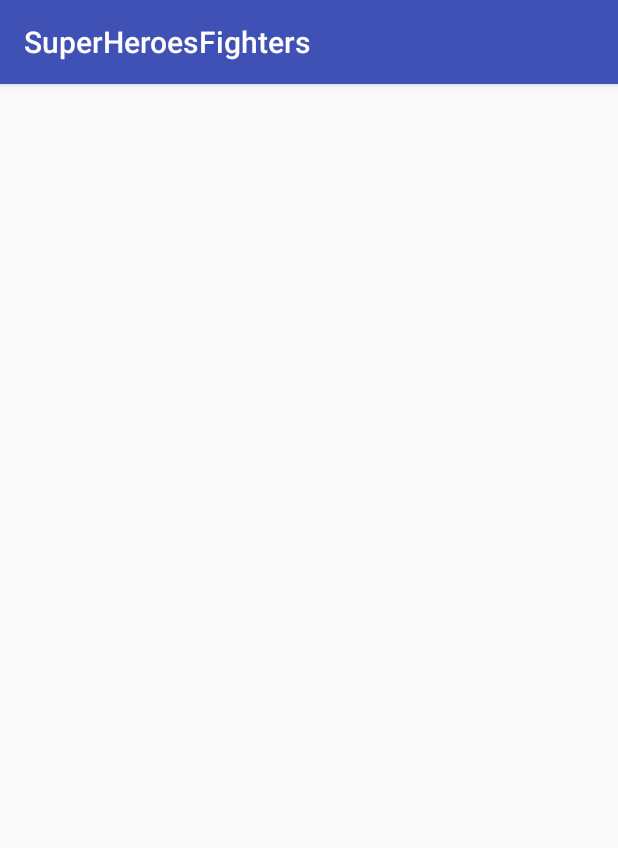
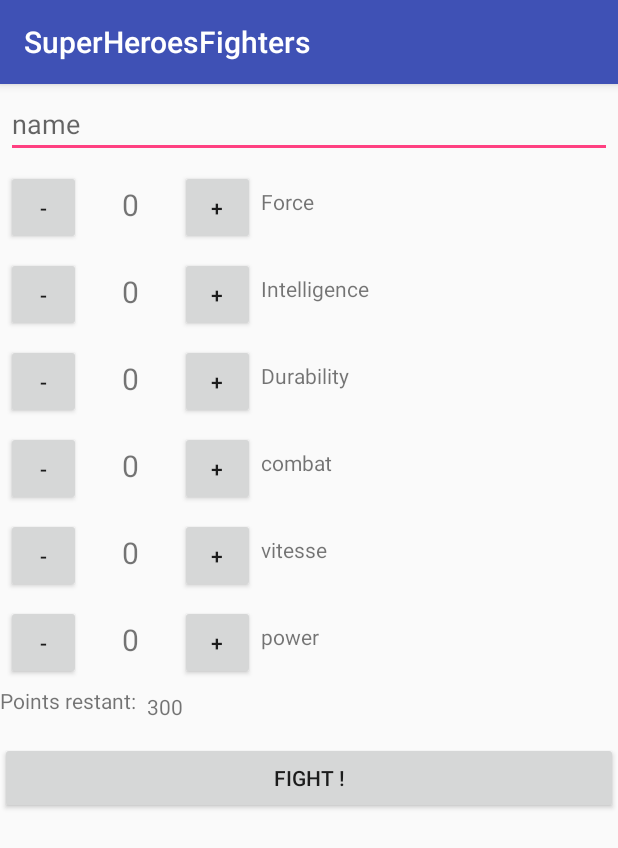
Before and after one commit to tiga-tiga/Hackathon1, an Android app: the screen it shows after launch (SelectEnemyActivity before the commit, HeroCreation after it), after a tap on "BUTTON", on a phone screen of 412 x 824 dp. Shown: the top 848 px of the screen. Run offline under Robolectric (Android 15) with nearby library versions, the phone set to English and light mode, and no system bars.

```diff
--- a/app/src/main/AndroidManifest.xml
+++ b/app/src/main/AndroidManifest.xml
@@ -19,7 +19,8 @@
             </intent-filter>
         </activity>
         <activity android:name=".SelectEnemyActivity" />
-        <activity android:name=".Combat"></activity>
+        <activity android:name=".Combat" />
+        <activity android:name=".HeroCreation"></activity>
     </application>
 
 </manifest>
--- /dev/null
+++ b/app/src/main/java/fr/wc/superheroesfighters/HeroCreation.java
@@ -0,0 +1,328 @@
+package fr.wc.superheroesfighters;
+
+import android.content.Intent;
+import android.support.v7.app.AppCompatActivity;
+import android.os.Bundle;
+import android.view.View;
+import android.widget.Button;
+import android.widget.EditText;
+import android.widget.TextView;
+import android.widget.Toast;
+
+public class HeroCreation extends AppCompatActivity {
+
+    int forceF = 0;
+    int intellF = 0;
+    int durabilityF = 0;
+    int combatF = 0;
+    int speedF = 0;
+    int powerF = 0;
+    int capitalF = 300;
+
+    @Override
+    protected void onCreate(Bundle savedInstanceState) {
+        super.onCreate(savedInstanceState);
+        setContentView(R.layout.activity_hero_creation);
+
+        Button forceMoins = findViewById(R.id.force_moins);
+        final TextView force = findViewById(R.id.force);
+        Button forcePlus = findViewById(R.id.force_plus);
+
+        Button intellMoins = findViewById(R.id.intell_moins);
+        final TextView intell = findViewById(R.id.intell);
+        Button intellPlus = findViewById(R.id.intell_plus);
+
+        Button  durabilityPlus = findViewById(R.id.durability_plus);
+        final TextView durability = findViewById(R.id.durability);
+        Button durabilityMoins = findViewById(R.id.durability_moins);
+
+        Button combatMoins = findViewById(R.id.combat_moins);
+        final TextView combat = findViewById(R.id.combat);
+        Button combatPlus = findViewById(R.id.combat_plus);
+
+        Button speedMoins = findViewById(R.id.speed_moins);
+        final TextView speed = findViewById(R.id.speed);
+        Button speedPlus = findViewById(R.id.speed_plus);
+
+        Button powerMoins = findViewById(R.id.power_moins);
+        final TextView power = findViewById(R.id.power);
+        Button powerPlus = findViewById(R.id.power_plus);
+
+        final TextView capital = findViewById(R.id.pts_left);
+
+        Button goSelectEnemy = findViewById(R.id.go_fight);
+
+        final EditText yourName = findViewById(R.id.name_hero);
+
+
+
+        forceMoins.setOnClickListener(new View.OnClickListener() {
+            @Override
+            public void onClick(View view) {
+
+                    forceF -= 10;
+                    capitalF += 10;
+
+                    if (forceF < 0){
+                        forceF = 0;
+                    }
+
+                    if (capitalF > 300){
+                        capitalF = 300;
+                    }
+
+                    force.setText(String.valueOf(forceF));
+                    capital.setText(String.valueOf(capitalF));
+            }
+        });
+
+        forcePlus.setOnClickListener(new View.OnClickListener() {
+            @Override
+            public void onClick(View view) {
+                if ( (forceF + intellF + durabilityF + combatF + speedF + powerF) > 290 ) {
+
+                    Toast.makeText(HeroCreation.this, "You used all yours points", Toast.LENGTH_SHORT).show();
+                } else {
+
+                    forceF += 10;
+                    capitalF -= 10;
+
+                    if (capitalF<0){
+                        capitalF = 0;
+                    }
+
+                    force.setText(String.valueOf(forceF));
+                    capital.setText(String.valueOf(capitalF));
+                }
+            }
+        });
+
+        durabilityMoins.setOnClickListener(new View.OnClickListener() {
+            @Override
+            public void onClick(View view) {
+                durabilityF -= 10;
+                capitalF += 10;
+
+                if (durabilityF < 0){
+                    durabilityF = 0;
+                }
+
+                if (capitalF > 300){
+                    capitalF = 300;
+                }
+
+                durability.setText(String.valueOf(durabilityF));
+                capital.setText(String.valueOf(capitalF));
+            }
+        });
+
+        durabilityPlus.setOnClickListener(new View.OnClickListener() {
+            @Override
+            public void onClick(View view) {
+
+                if ( (forceF + intellF + durabilityF + combatF + speedF + powerF) > 290 ) {
+
+                    Toast.makeText(HeroCreation.this, "You used all yours points", Toast.LENGTH_SHORT).show();
+                } else {
+
+                    durabilityF += 10;
+                    capitalF -= 10;
+
+
+                    if (capitalF<0){
+                        capitalF = 0;
+                    }
+
+                    durability.setText(String.valueOf(durabilityF));
+                    capital.setText(String.valueOf(capitalF));
+                }
+            }
+        });
+
+        intellMoins.setOnClickListener(new View.OnClickListener() {
+            @Override
+            public void onClick(View view) {
+
+                intellF -= 10;
+                capitalF += 10;
+
+                if (intellF < 0){
+                    intellF = 0;
+                }
+
+                if (capitalF > 300){
+                    capitalF = 300;
+                }
+
+                intell.setText(String.valueOf(intellF));
+                capital.setText(String.valueOf(capitalF));
+            }
+        });
+
+        intellPlus.setOnClickListener(new View.OnClickListener() {
+            @Override
+            public void onClick(View view) {
+
+                if ( (forceF + intellF + durabilityF + combatF + speedF + powerF) > 290 ) {
+
+                    Toast.makeText(HeroCreation.this, "You used all yours points", Toast.LENGTH_SHORT).show();
+                } else {
+
+                    intellF += 10;
+                    capitalF -= 10;
+
+                    if (capitalF<0){
+                        capitalF = 0;
+                    }
+
+                    intell.setText(String.valueOf(intellF));
+                    capital.setText(String.valueOf(capitalF));
+                }
+            }
+        });
+
+        combatMoins.setOnClickListener(new View.OnClickListener() {
+            @Override
+            public void onClick(View view) {
+
+                combatF -= 10;
+                capitalF += 10;
+
+                if (combatF < 0){
+                    combatF = 0;
+                }
+
+                if (capitalF > 300){
+                    capitalF = 300;
+                }
+
+                combat.setText(String.valueOf(combatF));
+                capital.setText(String.valueOf(capitalF));
+
+            }
+        });
+
+        combatPlus.setOnClickListener(new View.OnClickListener() {
+            @Override
+            public void onClick(View view) {
+
+                if ( (forceF + intellF + durabilityF + combatF + speedF + powerF) > 290 ) {
+
+                    Toast.makeText(HeroCreation.this, "You used all yours points", Toast.LENGTH_SHORT).show();
+                } else {
+
+                    combatF += 10;
+                    capitalF -= 10;
+
+                    if (capitalF<0){
+                        capitalF = 0;
+                    }
+
+                    combat.setText(String.valueOf(combatF));
+                    capital.setText(String.valueOf(capitalF));
+                }
+
+            }
+        });
+
+        speedMoins.setOnClickListener(new View.OnClickListener() {
+            @Override
+            public void onClick(View view) {
+
+                speedF -= 10;
+                capitalF += 10;
+
+                if (speedF < 0){
+                    speedF = 0;
+                }
+
+                if (capitalF > 300){
+                    capitalF = 300;
+                }
+
+                speed.setText(String.valueOf(speedF));
+                capital.setText(String.valueOf(capitalF));
+
+            }
+        });
+
+        speedPlus.setOnClickListener(new View.OnClickListener() {
+            @Override
+            public void onClick(View view) {
+
+                if ( (forceF + intellF + durabilityF + combatF + speedF + powerF) > 290 ) {
+
+                    Toast.makeText(HeroCreation.this, "You used all yours points", Toast.LENGTH_SHORT).show();
+                } else {
+
+                    speedF += 10;
+                    capitalF -= 10;
+
+                    if (capitalF<0){
+                        capitalF = 0;
+                    }
+
+                    speed.setText(String.valueOf(speedF));
+                    capital.setText(String.valueOf(capitalF));
+                }
+
+            }
+        });
+
+        powerMoins.setOnClickListener(new View.OnClickListener() {
+            @Override
+            public void onClick(View view) {
+
+                powerF -= 10;
+                capitalF += 10;
+
+                if (powerF < 0){
+                    powerF = 0;
+                }
+
+                if (capitalF > 300){
+                    capitalF = 300;
+                }
+
+                power.setText(String.valueOf(powerF));
+                capital.setText(String.valueOf(capitalF));
+            }
+        });
+
+        powerPlus.setOnClickListener(new View.OnClickListener() {
+            @Override
+            public void onClick(View view) {
+
+                if ( (forceF + intellF + durabilityF + combatF + speedF + powerF) > 290 ) {
+
+                    Toast.makeText(HeroCreation.this, "You used all yours points", Toast.LENGTH_SHORT).show();
+                } else {
+
+                    powerF += 10;
+                    capitalF -= 10;
+
+                    if (capitalF<0){
+                        capitalF = 0;
+                    }
+
+                    power.setText(String.valueOf(powerF));
+                    capital.setText(String.valueOf(capitalF));
+                }
+
+            }
+        });
+
+        goSelectEnemy.setOnClickListener(new View.OnClickListener() {
+            @Override
+            public void onClick(View view) {
+
+                String heroName = yourName.getText().toString();
+
+                Intent goListEnemy = new Intent(HeroCreation.this, SelectEnemyActivity.class);
+                HeroStats stats = new HeroStats(heroName, forceF, intellF, durabilityF, combatF, speedF, powerF);
+                goListEnemy.putExtra("GUERRE", stats);
+                startActivity(goListEnemy);
+            }
+        });
+    }
+}
--- a/app/src/main/java/fr/wc/superheroesfighters/MainActivity.java
+++ b/app/src/main/java/fr/wc/superheroesfighters/MainActivity.java
@@ -18,7 +18,7 @@ public class MainActivity extends AppCompatActivity {
                 bouton.setOnClickListener(new View.OnClickListener() {
                     @Override
                     public void onClick(View view) {
-                        Intent bou = new Intent(MainActivity.this, SelectEnemyActivity.class);
+                        Intent bou = new Intent(MainActivity.this, HeroCreation.class);
                         startActivity(bou);
                     }
                 });
--- /dev/null
+++ b/app/src/main/res/layout/activity_hero_creation.xml
@@ -0,0 +1,258 @@
+<?xml version="1.0" encoding="utf-8"?>
+<LinearLayout
+    xmlns:android="http://schemas.android.com/apk/res/android"
+    xmlns:app="http://schemas.android.com/apk/res-auto"
+    xmlns:tools="http://schemas.android.com/tools"
+    android:layout_width="match_parent"
+    android:layout_height="match_parent"
+    android:orientation="vertical"
+    tools:context="fr.wc.superheroesfighters.HeroCreation">
+
+    <EditText
+        android:id="@+id/name_hero"
+        android:layout_margin= "4dp"
+        android:layout_width="match_parent"
+        android:layout_height="wrap_content"
+        android:hint="name"/>
+
+    <LinearLayout
+        android:id="@+id/forceLayout"
+        android:layout_width="match_parent"
+        android:layout_height="wrap_content"
+        android:orientation="horizontal">
+
+        <Button
+            android:id="@+id/force_moins"
+            android:layout_width="50dp"
+            android:layout_height="50dp"
+            android:layout_margin="4dp"
+            android:text="-"/>
+
+        <TextView
+            android:id="@+id/force"
+            android:layout_width="50dp"
+            android:layout_height="wrap_content"
+            android:layout_margin="4dp"
+            android:textAlignment="center"
+            android:textSize="20sp"
+            android:text="0"/>
+
+        <Button
+            android:id="@+id/force_plus"
+            android:layout_width="50dp"
+            android:layout_height="50dp"
+            android:layout_margin="4dp"
+            android:text="+"/>
+
+        <TextView
+            android:layout_width="wrap_content"
+            android:layout_height="wrap_content"
+            android:text="Force"/>
+
+    </LinearLayout>
+
+    <LinearLayout
+        android:id="@+id/intellLayout"
+        android:layout_width="match_parent"
+        android:layout_height="wrap_content"
+        android:orientation="horizontal">
+
+        <Button
+            android:id="@+id/intell_moins"
+            android:layout_width="50dp"
+            android:layout_height="50dp"
+            android:layout_margin="4dp"
+            android:text="-"/>
+
+        <TextView
+            android:id="@+id/intell"
+            android:layout_width="50dp"
+            android:layout_height="wrap_content"
+            android:layout_margin="4dp"
+            android:textAlignment="center"
+            android:textSize="20sp"
+            android:text="0"/>
+
+        <Button
+            android:id="@+id/intell_plus"
+            android:layout_width="50dp"
+            android:layout_height="50dp"
+            android:layout_margin="4dp"
+            android:text="+"/>
+
+        <TextView
+            android:layout_width="wrap_content"
+            android:layout_height="wrap_content"
+            android:text="Intelligence"/>
+    </LinearLayout>
+
+    <LinearLayout
+        android:id="@+id/durabilityLayout"
+        android:layout_width="match_parent"
+        android:layout_height="wrap_content"
+        android:orientation="horizontal">
+
+        <Button
+            android:id="@+id/durability_moins"
+            android:layout_width="50dp"
+            android:layout_height="50dp"
+            android:layout_margin="4dp"
+            android:text="-"/>
+
+        <TextView
+            android:id="@+id/durability"
+            android:layout_width="50dp"
+            android:layout_height="wrap_content"
+            android:layout_margin="4dp"
+            android:textAlignment="center"
+            android:textSize="20sp"
+            android:text="0"/>
+
+        <Button
+            android:id="@+id/durability_plus"
+            android:layout_width="50dp"
+            android:layout_height="50dp"
+            android:layout_margin="4dp"
+            android:text="+"/>
+
+        <TextView
+            android:layout_width="wrap_content"
+            android:layout_height="wrap_content"
+            android:text="Durability"/>
+    </LinearLayout>
+
+    <LinearLayout
+        android:id="@+id/combatLayout"
+        android:layout_width="match_parent"
+        android:layout_height="wrap_content"
+        android:orientation="horizontal">
+
+        <Button
+            android:id="@+id/combat_moins"
+            android:layout_width="50dp"
+            android:layout_height="50dp"
+            android:layout_margin="4dp"
+            android:text="-"/>
+
+        <TextView
+            android:id="@+id/combat"
+            android:layout_width="50dp"
+            android:layout_height="wrap_content"
+            android:layout_margin="4dp"
+            android:textAlignment="center"
+            android:textSize="20sp"
+            android:text="0"/>
+
+        <Button
+            android:id="@+id/combat_plus"
+            android:layout_width="50dp"
+            android:layout_height="50dp"
+            android:layout_margin="4dp"
+            android:text="+"/>
+
+        <TextView
+            android:layout_width="wrap_content"
+            android:layout_height="wrap_content"
+            android:text="combat"/>
+    </LinearLayout>
+
+    <LinearLayout
+        android:id="@+id/speedLayout"
+        android:layout_width="match_parent"
+        android:layout_height="wrap_content"
+        android:orientation="horizontal">
+
+        <Button
+            android:id="@+id/speed_moins"
+            android:layout_width="50dp"
+            android:layout_height="50dp"
+            android:layout_margin="4dp"
+            android:text="-"/>
+
+        <TextView
+            android:id="@+id/speed"
+            android:layout_width="50dp"
+            android:layout_height="wrap_content"
+            android:layout_margin="4dp"
+            android:textAlignment="center"
+            android:textSize="20sp"
+            android:text="0"/>
+
+        <Button
+            android:id="@+id/speed_plus"
+            android:layout_width="50dp"
+            android:layout_height="50dp"
+            android:layout_margin="4dp"
+            android:text="+"/>
+
+        <TextView
+            android:layout_width="wrap_content"
+            android:layout_height="wrap_content"
+            android:text="vitesse"/>
+    </LinearLayout>
+
+    <LinearLayout
+        android:id="@+id/powerLayout"
+        android:layout_width="match_parent"
+        android:layout_height="wrap_content"
+        android:orientation="horizontal">
+
+        <Button
+            android:id="@+id/power_moins"
+            android:layout_width="50dp"
+            android:layout_height="50dp"
+            android:layout_margin="4dp"
+            android:text="-"/>
+
+        <TextView
+            android:id="@+id/power"
+            android:layout_width="50dp"
+            android:layout_height="wrap_content"
+            android:layout_margin="4dp"
+            android:textAlignment="center"
+            android:textSize="20sp"
+            android:text="0"/>
+
+        <Button
+            android:id="@+id/power_plus"
+            android:layout_width="50dp"
+            android:layout_height="50dp"
+            android:layout_margin="4dp"
+            android:text="+"/>
+
+        <TextView
+            android:layout_width="wrap_content"
+            android:layout_height="wrap_content"
+            android:text="power"/>
+    </LinearLayout>
+
+    <LinearLayout
+        android:layout_width="match_parent"
+        android:layout_height="wrap_content"
+        android:orientation="horizontal">
+
+        <TextView
+            android:id="@+id/pts_restant"
+            android:layout_width="wrap_content"
+            android:layout_height="wrap_content"
+            android:text="Points restant: "
+            />
+
+        <TextView
+            android:id="@+id/pts_left"
+            android:layout_width="wrap_content"
+            android:layout_height="wrap_content"
+            android:layout_margin="4dp"
+            android:text="300"
+            />
+
+    </LinearLayout>
+
+    <Button
+        android:id="@+id/go_fight"
+        android:layout_width="match_parent"
+        android:layout_height="wrap_content"
+        android:text="Fight !"
+        android:layout_marginTop="10dp"/>
+
+</LinearLayout>
```
Also changed, not shown: app/src/main/java/fr/wc/superheroesfighters/Combat.java (+17 -1 lines), app/src/main/java/fr/wc/superheroesfighters/HeroStats.java (added, +96 -0 lines), app/src/main/java/fr/wc/superheroesfighters/SelectEnemyActivity.java (+12 -0 lines), app/src/main/res/layout/activity_combat.xml (+18 -6 lines).
